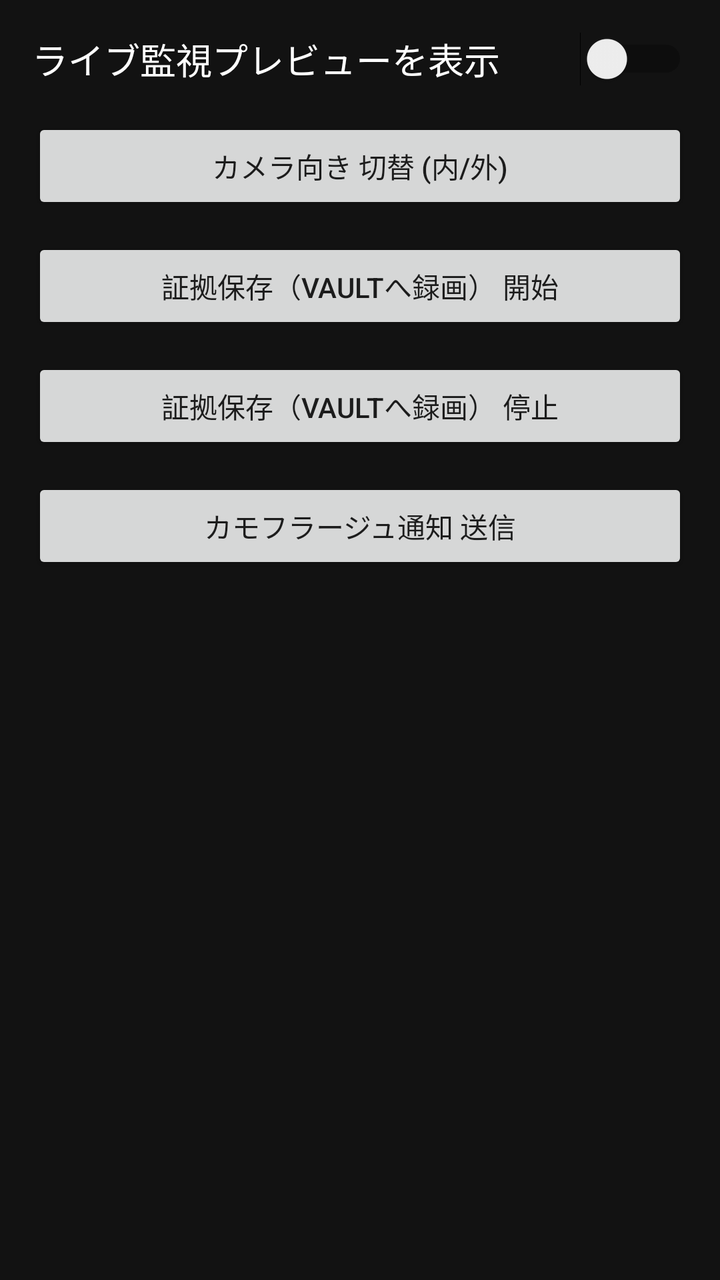
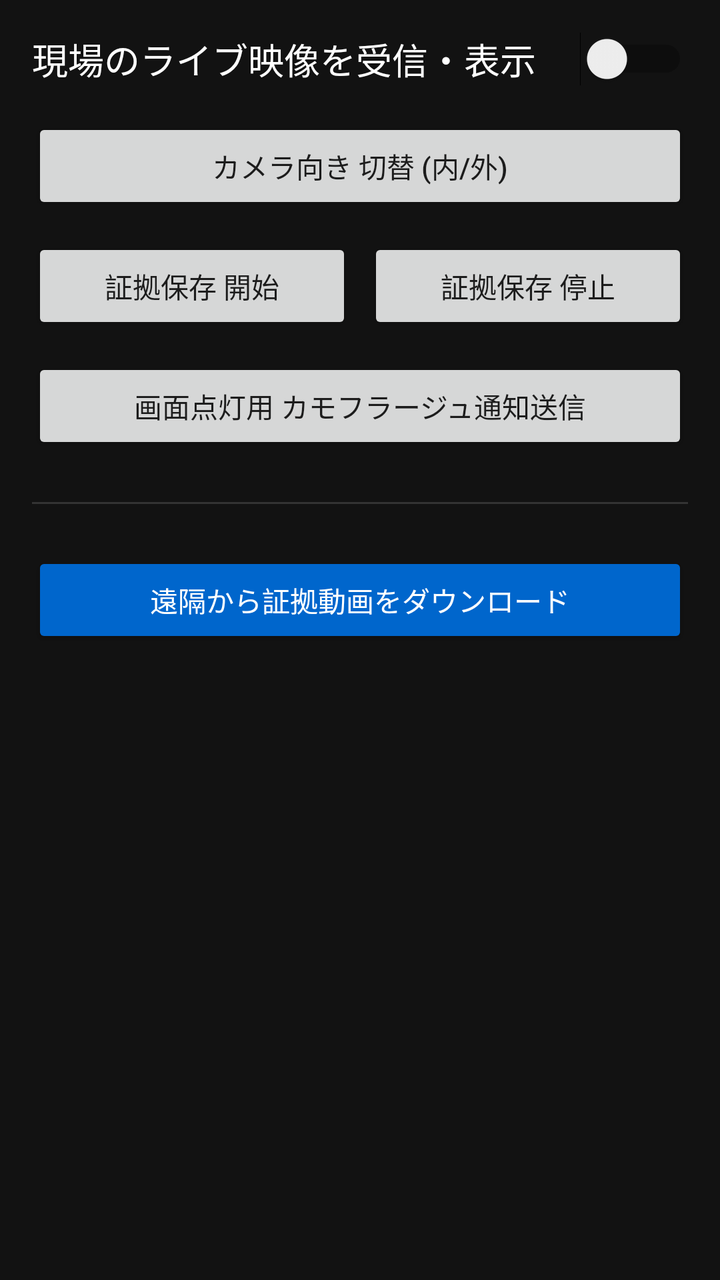

Compare the two renders of this Android layout. The source of the first and the diff that turns it into the second are given below.
<!-- AndroidManifest.xml: application theme Theme.AppCompat.Light.NoActionBar -->
<!-- res/layout/activity_client.xml -->
<?xml version="1.0" encoding="utf-8"?>
<LinearLayout xmlns:android="http://schemas.android.com/apk/res/android"
    android:layout_width="match_parent"
    android:layout_height="match_parent"
    android:orientation="vertical"
    android:background="#121212"
    android:padding="16dp">

    <Switch
        android:id="@+id/previewToggleSwitch"
        android:layout_width="match_parent"
        android:layout_height="wrap_content"
        android:text="ライブ監視プレビューを表示"
        android:textColor="#FFFFFF"
        android:textSize="18sp"
        android:layout_marginBottom="16dp" />

    
    <WebView
        android:id="@+id/webView"
        android:layout_width="match_parent"
        android:layout_height="250dp"
        android:background="#000000"
        android:visibility="gone"
        android:layout_marginBottom="24dp" />

    <Button
        android:id="@+id/switchCameraButton"
        android:layout_width="match_parent"
        android:layout_height="wrap_content"
        android:text="カメラ向き 切替 (内/外)"
        android:layout_marginBottom="12dp" />

    <Button
        android:id="@+id/startRecordButton"
        android:layout_width="match_parent"
        android:layout_height="wrap_content"
        android:text="証拠保存（Vaultへ録画） 開始"
        android:layout_marginBottom="12dp" />

    <Button
        android:id="@+id/stopRecordButton"
        android:layout_width="match_parent"
        android:layout_height="wrap_content"
        android:text="証拠保存（Vaultへ録画） 停止"
        android:layout_marginBottom="12dp" />

    <Button
        android:id="@+id/sendNotificationButton"
        android:layout_width="match_parent"
        android:layout_height="wrap_content"
        android:text="カモフラージュ通知 送信"
        android:layout_marginBottom="16dp" />

</LinearLayout>
<!-- resources referenced by this layout -->
<resources>

</resources>

<!-- the commit's change to res/layout/activity_client.xml (unified diff, before → after) -->
@@ -10,7 +10,7 @@
         android:id="@+id/previewToggleSwitch"
         android:layout_width="match_parent"
         android:layout_height="wrap_content"
-        android:text="ライブ監視プレビューを表示"
+        android:text="現場のライブ映像を受信・表示"
         android:textColor="#FFFFFF"
         android:textSize="18sp"
         android:layout_marginBottom="16dp" />
@@ -31,25 +31,48 @@
         android:text="カメラ向き 切替 (内/外)"
         android:layout_marginBottom="12dp" />
 
-    <Button
-        android:id="@+id/startRecordButton"
+    <LinearLayout
         android:layout_width="match_parent"
         android:layout_height="wrap_content"
-        android:text="証拠保存（Vaultへ録画） 開始"
-        android:layout_marginBottom="12dp" />
+        android:orientation="horizontal"
+        android:layout_marginBottom="12dp">
+        
+        <Button
+            android:id="@+id/startRecordButton"
+            android:layout_width="0dp"
+            android:layout_height="wrap_content"
+            android:layout_weight="1"
+            android:text="証拠保存 開始"
+            android:layout_marginEnd="4dp"/>
 
-    <Button
-        android:id="@+id/stopRecordButton"
-        android:layout_width="match_parent"
-        android:layout_height="wrap_content"
-        android:text="証拠保存（Vaultへ録画） 停止"
-        android:layout_marginBottom="12dp" />
+        <Button
+            android:id="@+id/stopRecordButton"
+            android:layout_width="0dp"
+            android:layout_height="wrap_content"
+            android:layout_weight="1"
+            android:text="証拠保存 停止"
+            android:layout_marginStart="4dp"/>
+    </LinearLayout>
 
     <Button
         android:id="@+id/sendNotificationButton"
         android:layout_width="match_parent"
         android:layout_height="wrap_content"
-        android:text="カモフラージュ通知 送信"
-        android:layout_marginBottom="16dp" />
+        android:text="画面点灯用 カモフラージュ通知送信"
+        android:layout_marginBottom="24dp" />
+
+    <View
+        android:layout_width="match_parent"
+        android:layout_height="1dp"
+        android:background="#333333"
+        android:layout_marginBottom="24dp"/>
+
+    <Button
+        android:id="@+id/downloadVideoButton"
+        android:layout_width="match_parent"
+        android:layout_height="wrap_content"
+        android:text="遠隔から証拠動画をダウンロード"
+        android:backgroundTint="#0066CC"
+        android:textColor="#FFFFFF" />
 
 </LinearLayout>
